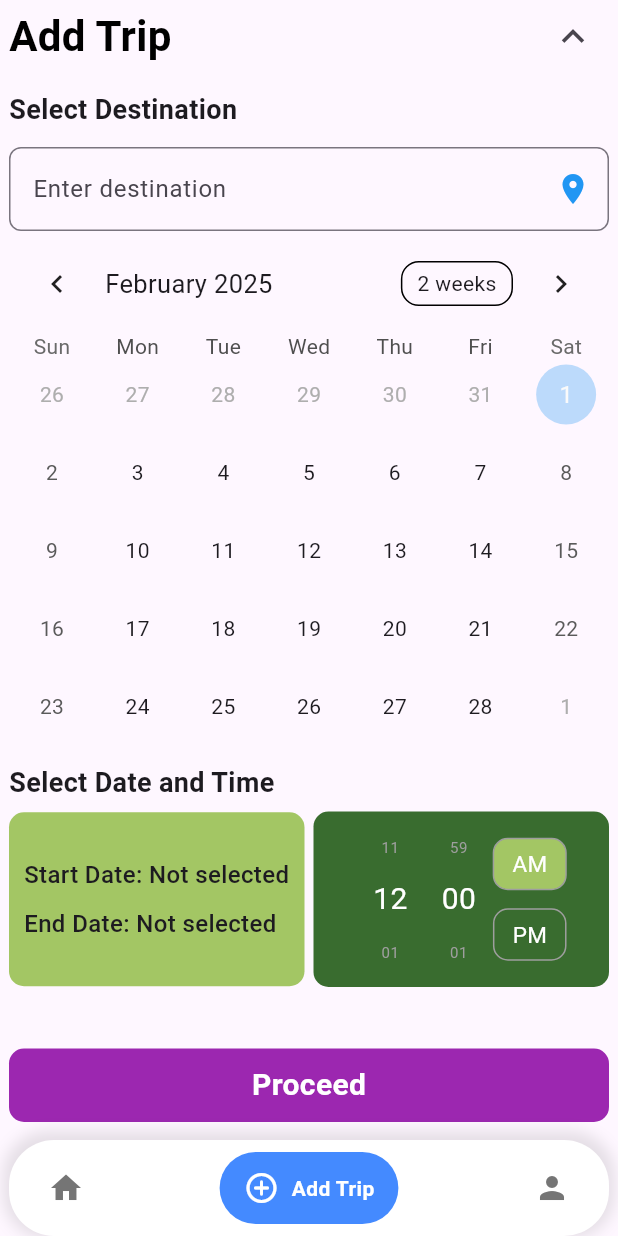
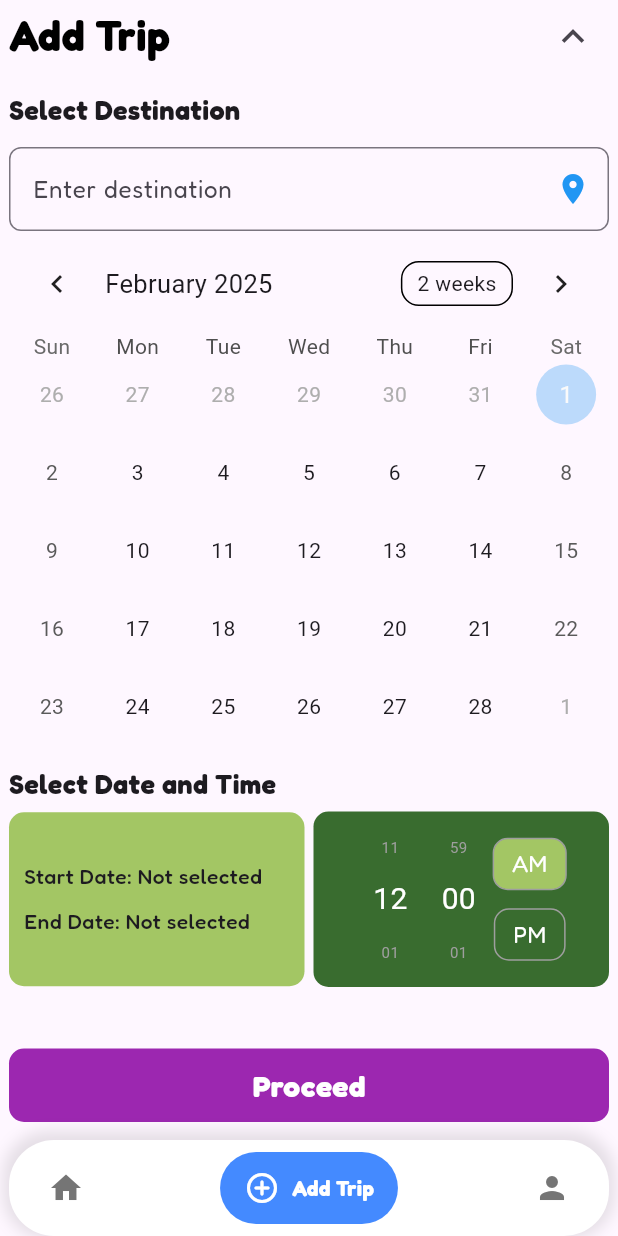
Before and after one commit to AyushmanKS/TripCo, a Flutter app: the NavigationMenu screen opened by its route, item 2 of the bottom bar chosen, on a phone screen of 412 x 824 dp. Run offline on Flutter 3.47's test engine with Material 3 defaults, Android fonts, the light colour scheme and no system bars; drawn by our look-alikes of google_nav_bar, numberpicker, table_calendar; our stand-ins replace animated_text_kit, carousel_slider, cloud_firestore, firebase_auth, firebase_core, firebase_database and 2 more; accounts and stored records are empty.

Commit message:
applied Fredoka font throughout the app

```diff
--- a/lib/components/custom_button.dart
+++ b/lib/components/custom_button.dart
@@ -31,6 +31,7 @@
                 fontSize: 20,
                 color: Colors.white,
                 fontWeight: FontWeight.bold,
+                fontFamily: 'Fredoka',
               ),
             ),
           ),
--- a/lib/components/navigation_menu.dart
+++ b/lib/components/navigation_menu.dart
@@ -57,15 +57,34 @@
                 GButton(
                   icon: Icons.home,
                   text: 'Home',
+                  textStyle: TextStyle(
+                    fontFamily: 'Fredoka',
+                    fontSize: 14,
+                    fontWeight: FontWeight.bold,
+                    color: Colors.white,
+                  ),
                 ),
                 GButton(
                   icon: Icons.add_circle_outline_rounded,
                   text: 'Add Trip',
+                  textStyle: TextStyle(
+                    fontFamily: 'Fredoka',
+                    fontSize: 14,
+                    fontWeight: FontWeight.bold,
+                    color: Colors.white,
+                  ),
                 ),
                 GButton(
                   icon: Icons.person,
                   text: 'Profile',
+                  textStyle: TextStyle(
+                    fontFamily: 'Fredoka',
+                    fontSize: 14,
+                    fontWeight: FontWeight.bold,
+                    color: Colors.white,
+                  ),
                 ),
+
               ],
             ),
           ),
--- a/lib/components/time_pickerwidget.dart
+++ b/lib/components/time_pickerwidget.dart
@@ -90,7 +90,7 @@
         ),
         child: Text(
           period,
-          style: const TextStyle(color: Colors.white, fontSize: 15),
+          style: const TextStyle(color: Colors.white, fontSize: 15,fontFamily: 'Fredoka'),
         ),
       ),
     );
--- a/lib/view/trips/add_trip_screen.dart
+++ b/lib/view/trips/add_trip_screen.dart
@@ -36,6 +36,7 @@
                               fontSize: 28,
                               color: Colors.black,
                               fontWeight: FontWeight.bold,
+                              fontFamily: 'Fredoka',
                             ),
                           ),
                           Spacer(),
@@ -52,7 +53,7 @@
                       SizedBox(height: scale.getScaledHeight(10)),
                       Text(
                         "Select Date and Time",
-                        style: const TextStyle(fontWeight: FontWeight.bold, fontSize: 18),
+                        style: const TextStyle(fontWeight: FontWeight.bold, fontSize: 18,fontFamily: 'Fredoka',),
                       ),
                       Row(
                         children: [
@@ -88,7 +89,7 @@
         SizedBox(height: scale.getScaledHeight(10)),
         Text(
           "Select Destination",
-          style: TextStyle(fontSize: 18, fontWeight: FontWeight.bold),
+          style: TextStyle(fontSize: 18, fontWeight: FontWeight.bold,fontFamily: 'Fredoka'),
         ),
         SizedBox(height: scale.getScaledHeight(10)),
         Autocomplete<String>(
@@ -110,6 +111,7 @@
               focusNode: focusNode,
               decoration: InputDecoration(
                 hintText: "Enter destination",
+                hintStyle: TextStyle(fontFamily: 'Fredoka'),
                 border: OutlineInputBorder(
                   borderRadius: BorderRadius.circular(8),
                 ),
@@ -175,18 +177,18 @@
         borderRadius: BorderRadius.circular(10),
       ),
       child: Padding(
-        padding: scale.getPadding(left: 8, right: 8, top: 26, bottom: 26),
+        padding: scale.getPadding(left: 8, right: 8, top: 28, bottom: 28),
         child: Column(
           crossAxisAlignment: CrossAxisAlignment.start,
           children: [
             Obx(() => Text(
               "Start Date: ${controller.startDate.value != null ? controller.startDate.value!.toLocal().toString().split(' ')[0] : 'Not selected'}",
-              style: TextStyle(fontSize: 16, fontWeight: FontWeight.w500),
+              style: TextStyle(fontSize: 14, fontWeight: FontWeight.w500,fontFamily: 'Fredoka'),
             )),
             SizedBox(height: scale.getScaledHeight(8)),
             Obx(() => Text(
               "End Date: ${controller.endDate.value != null ? controller.endDate.value!.toLocal().toString().split(' ')[0] : 'Not selected'}",
-              style: TextStyle(fontSize: 16, fontWeight: FontWeight.w500),
+              style: TextStyle(fontSize: 14, fontWeight: FontWeight.w500,fontFamily: 'Fredoka'),
             )),
           ],
         ),
--- a/lib/view/trips/trip_companion_screen.dart
+++ b/lib/view/trips/trip_companion_screen.dart
@@ -21,7 +21,7 @@
         title: const Text(
           'Add Trip Companions',
           style: TextStyle(
-              fontSize: 22, color: Colors.black, fontWeight: FontWeight.bold),
+              fontSize: 22, color: Colors.black, fontWeight: FontWeight.bold,fontFamily: 'Fredoka'),
         ),
       ),
       body: SafeArea(
@@ -116,6 +116,7 @@
                       fontWeight: FontWeight.bold,
                       fontSize: 16,
                       color: Colors.blueAccent,
+                      fontFamily: 'Fredoka'
                     ),
                   ),
                   SizedBox(height: scale.getScaledHeight(8)),
@@ -134,6 +135,7 @@
                           },
                           decoration: InputDecoration(
                             labelText: 'Name',
+                            labelStyle: TextStyle(fontFamily: 'Fredoka'),
                             border: OutlineInputBorder(
                               borderRadius: BorderRadius.circular(10),
                             ),
@@ -155,6 +157,7 @@
                           },
                           decoration: InputDecoration(
                             labelText: 'Email',
+                            labelStyle: TextStyle(fontFamily: 'Fredoka'),
                             border: OutlineInputBorder(
                               borderRadius: BorderRadius.circular(10),
                             ),
```
Also changed, not shown: lib/view/home/home_screen.dart (+18 -11 lines), lib/view/profile/profile_screen.dart (+6 -2 lines), pubspec.yaml (+4 -5 lines), fonts/Fredoka.ttf (added), pubspec.lock, 1 other file.
